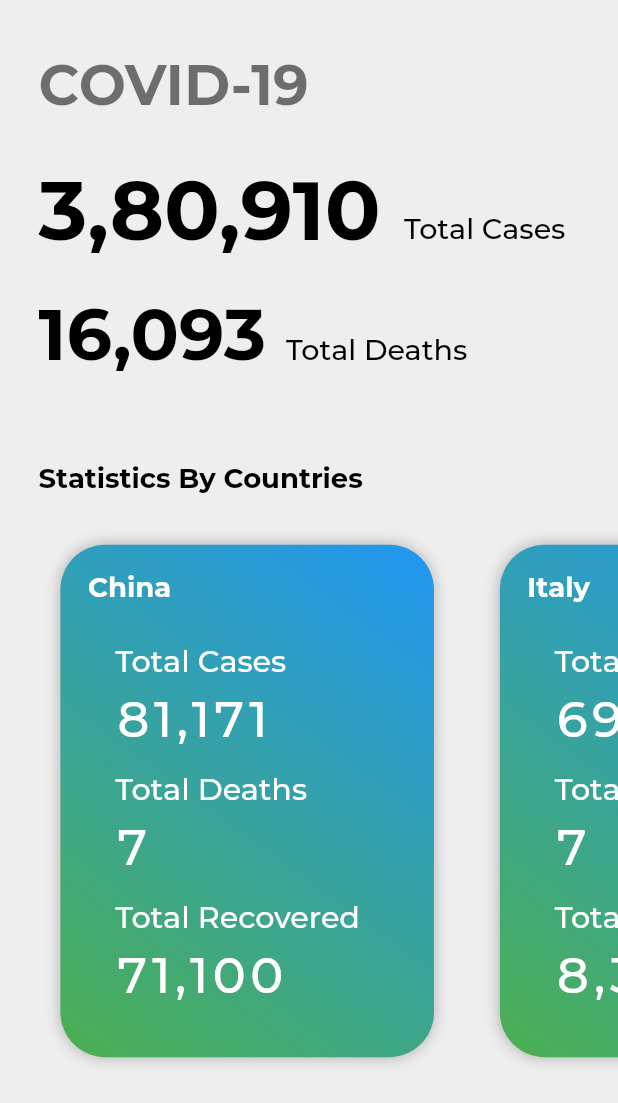
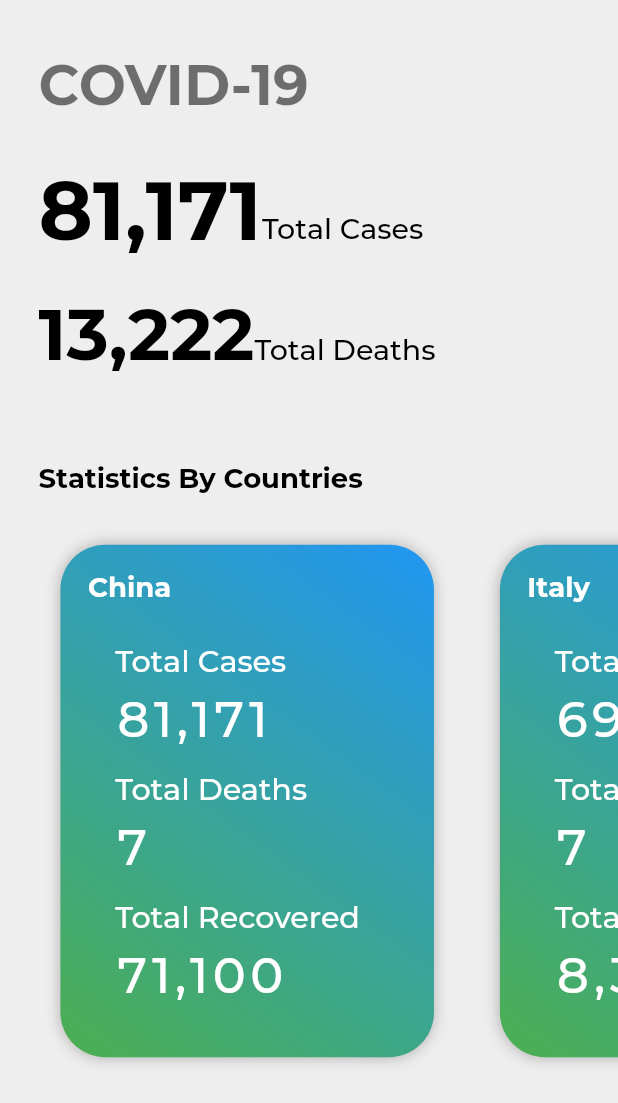
Before and after one commit to rdrahul/covidtracker, a Flutter app: the screen it shows after launch, on a phone screen of 412 x 824 dp. Shown: the top 1103 px of the screen. Run offline on Flutter 3.47's test engine with Material 2 defaults, Android fonts, the light colour scheme and no system bars; our stand-ins replace charts_flutter, flutter_screenutil; network calls fail.

Commit message:
added chart

```diff
--- a/lib/main.dart
+++ b/lib/main.dart
@@ -1,4 +1,3 @@
-
 import 'package:corona/repository/stats.repository.dart';
 import 'package:corona/utils/profileclipper.dart';
 import 'package:flutter/material.dart';
@@ -10,6 +9,7 @@ import 'components/statscard.dart';
 import 'models/stats.dart';
 
 void main() => runApp(MyApp());
+
 class MyApp extends StatelessWidget {
   // This widget is the root of your application.
   @override
@@ -20,8 +20,7 @@ class MyApp extends StatelessWidget {
         theme: ThemeData(
           primarySwatch: Colors.blue,
         ),
-      home: SafeArea( child :  MyHomePage(title: 'Flutter Demo Home Page') )
-    );
+        home: SafeArea(child: MyHomePage(title: 'CovidTracker Home Page')));
   }
 }
 
@@ -34,158 +33,196 @@ class MyHomePage extends StatefulWidget {
 }
 
 class _MyHomePageState extends State<MyHomePage> {
-  Future<List<Stats>> futureStats;
+  Future<Map<String,dynamic>> futureStats;
+  Stats totalStats;
 
   @override
   void initState() {
-    // TODO: implement initState
     super.initState();
+    futureStats = null;
     futureStats = getStats();
+    futureStats.then( (val) => {
+      setState( () => {
+        totalStats = val["total"]
+      })
+    });
   }
 
   @override
   Widget build(BuildContext context) {
-    ScreenUtil.init(context ,  width : 1125 , height : 2436 , allowFontScaling : true );
+    ScreenUtil.init(context, width: 1125, height: 2436, allowFontScaling: true);
     return Scaffold(
-      backgroundColor: Colors.grey.shade200 ,
+      backgroundColor: Colors.grey.shade200,
       body: SingleChildScrollView(
-        child : Column(
-          crossAxisAlignment:  CrossAxisAlignment.start,
-          children : <Widget>[
-            Navbar(),
-            Padding(padding : EdgeInsets.only(
-                left : ScreenUtil().setWidth(70),
-                right : ScreenUtil().setWidth(10),
-                top : ScreenUtil().setHeight(100),
-                bottom: ScreenUtil().setHeight(140)
-              ),
           child: Column(
               crossAxisAlignment: CrossAxisAlignment.start,
               children: <Widget>[
-
+            Navbar(),
             Padding(
-                  padding:  EdgeInsets.only(bottom:ScreenUtil().setHeight(40)),
-                  child: Text("COVID-19" , textAlign: TextAlign.left, style : TextStyle(fontSize: ScreenUtil().setSp(102),
+                padding: EdgeInsets.only(
+                    left: ScreenUtil().setWidth(70),
+                    right: ScreenUtil().setWidth(10),
+                    top: ScreenUtil().setHeight(100),
+                    bottom: ScreenUtil().setHeight(140)),
+                child: Column(
+                  crossAxisAlignment: CrossAxisAlignment.start,
+                  children: <Widget>[
+                    Padding(
+                      padding:
+                          EdgeInsets.only(bottom: ScreenUtil().setHeight(40)),
+                      // ---------- heading --------
+                      child: Text("COVID-19",
+                          textAlign: TextAlign.left,
+                          style: TextStyle(
+                            fontSize: ScreenUtil().setSp(102),
                             color: Colors.black54,
                             fontFamily: "Montserrat",
-                                    fontWeight: FontWeight.w700 ,)
-                  ),
-                ),
-                Padding(
-                  padding: EdgeInsets.only(top: ScreenUtil().setHeight(40),bottom : ScreenUtil().setHeight(40) ),
-
-                  child: StatsRow("3,80,910 ","Total Cases",  )
-                ),
-                Padding(
-                  padding: EdgeInsets.only(top: ScreenUtil().setHeight(20) ),
-
-                  child: StatsRow("16,093 ","Total Deaths", fontSize: 130)
+                            fontWeight: FontWeight.w700,
+                          )),
                     ),
 
-                ],)
-            ),
+                    // ---------- First Row  --------
                     Padding(
-                  padding: EdgeInsets.only(top: ScreenUtil().setHeight(20), left : ScreenUtil().setWidth(70) ),
+                        padding: EdgeInsets.only(
+                            top: ScreenUtil().setHeight(40),
+                            bottom: ScreenUtil().setHeight(40)),
+                        child: statsRow(
+                          totalStats != null ? totalStats.totalCases : "0",
+                          "Total Cases",
+                        )),
 
-                  child: StatsRow("Statistics By Countries","", fontSize: 50)
-            ),
-            SizedBox( height : ScreenUtil().setHeight(50) ),
+                    // ---------- Second Row  --------
+                    Padding(
+                        padding:
+                            EdgeInsets.only(top: ScreenUtil().setHeight(20)),
+                        child:
+                            statsRow(
+                              totalStats != null ? totalStats.totalDeaths : "0",
+                               "Total Deaths", fontSize: 130)),
+                  ],
+                )),
+            Padding(
+                padding: EdgeInsets.only(
+                    top: ScreenUtil().setHeight(20),
+                    left: ScreenUtil().setWidth(70)),
+                child: statsRow("Statistics By Countries", "", fontSize: 50)),
+            SizedBox(height: ScreenUtil().setHeight(50)),
             SizedBox(
-              height:  ScreenUtil().setHeight(1100),
-              child: FutureBuilder<List<Stats>>(
+              height: ScreenUtil().setHeight(1100),
+              child: FutureBuilder<Map<String, dynamic>>(
                 future: futureStats,
-                              builder: DisplayStats,
+                builder: displayStats,
               ),
             )
-          ]
-        )
-      ),
+          ])),
     );
   }
 
-  Widget StatsRow( String number , String title , {int fontSize = 150}){
+  Widget statsRow(String number, String title, {int fontSize = 150}) {
     return Row(
       textBaseline: TextBaseline.alphabetic,
       mainAxisAlignment: MainAxisAlignment.start,
       crossAxisAlignment: CrossAxisAlignment.baseline,
       children: <Widget>[
-                    Text(number , style : TextStyle(fontSize: ScreenUtil().setSp(fontSize),
+        Text(number,
+            style: TextStyle(
+              fontSize: ScreenUtil().setSp(fontSize),
               color: Colors.black,
               fontFamily: "Montserrat",
-                                    fontWeight: FontWeight.w700 ,)
-                    ),
-
-                  Text(title , style : TextStyle(fontSize: ScreenUtil().setSp(52),
+              fontWeight: FontWeight.w700,
+            )),
+        Text(title,
+            style: TextStyle(
+              fontSize: ScreenUtil().setSp(52),
               color: Colors.black,
               fontFamily: "Montserrat",
-                                    fontWeight: FontWeight.w500 ,)
-                  ),
+              fontWeight: FontWeight.w500,
+            )),
       ],
     );
   }
 
-  Widget Navbar(){
+  Widget Navbar() {
     return Container();
-    return Padding(padding: EdgeInsets.only(
-                top : ScreenUtil().setHeight(80),
-                left : ScreenUtil().setWidth(40),
-                right : ScreenUtil().setWidth(40)
-              ),
+    return Padding(
+      padding: EdgeInsets.only(
+          top: ScreenUtil().setHeight(80),
+          left: ScreenUtil().setWidth(40),
+          right: ScreenUtil().setWidth(40)),
       child: Row(
         mainAxisAlignment: MainAxisAlignment.spaceBetween,
         children: <Widget>[
-                                    Text("COVID-19" , textAlign: TextAlign.left, style : TextStyle(fontSize: ScreenUtil().setSp(102),
+          Text(
+            "COVID-19",
+            textAlign: TextAlign.left,
+            style: TextStyle(
+                fontSize: ScreenUtil().setSp(102),
                 color: Colors.black54,
                 fontFamily: "Montserrat",
-                                    fontWeight: FontWeight.w700 ), ),
+                fontWeight: FontWeight.w700),
+          ),
 
           // IconButton(
           //   icon : Icon(Icons.menu),
           //   onPressed: ( ){},
           // ),
-                  ClipOval (
+          ClipOval(
               clipper: ProfileClipper(),
               child: Image.asset("assets/images/corona.jpeg",
-                    width : ScreenUtil().setWidth(120),
-                    height:  ScreenUtil().setHeight(120),
-                    fit :BoxFit.cover )
-                    ),
+                  width: ScreenUtil().setWidth(120),
+                  height: ScreenUtil().setHeight(120),
+                  fit: BoxFit.cover)),
           // SizedBox(width: 30,),
-
-
         ],
       ),
     );
   }
 
-  Widget DisplayStats(context ,snapshot){
+  /**
+   * The Statistics Wrapper
+   * Supplies Data to Listview and Renders the StatsCard
+   */
+  Widget displayStats(context, snapshot) {
     if (snapshot.hasData) {
-      List<Stats> stats = snapshot.data;
+      List<Stats> stats = snapshot.data["all"];
+
+
       return ListView.builder(
-                  scrollDirection : Axis.horizontal,
-                  physics  :BouncingScrollPhysics(),
-                  itemCount: stats.length ,
-                  itemBuilder: (context , index){
+        scrollDirection: Axis.horizontal,
+        physics: BouncingScrollPhysics(),
+        itemCount: stats.length,
+        itemBuilder: (context, index) {
           Stats stat = stats[index];
           return Padding(
-                      padding : EdgeInsets.only(
-                        top : ScreenUtil().setHeight(50),
-                        left : ScreenUtil().setWidth(100)
-                      ),
-                      child: StatsCard(
-                        stats : stat ,
-                        cardNum : index
-                      ),
+            padding: EdgeInsets.only(
+                top: ScreenUtil().setHeight(50),
+                left: ScreenUtil().setWidth(100)),
+            child: StatsCard(stats: stat, cardNum: index),
           );
         },
       );
-
     } else if (snapshot.hasError) {
       return Text("${snapshot.error}");
     }
 
     // By default, show a loading spinner.
-              return CircularProgressIndicator();
+    return  SizedBox(
+      width: ScreenUtil().setHeight(50),
+      height: ScreenUtil().setWidth(50),
+      child: CircularProgressIndicator()) ;
   }
 
+  //Formats the number with commas
+  //3445456 => 3,445,456
+  String FormatNumber(String number){
+    String formatted = "";
+    int len = number.length;
+    for( var i=0;i<len;i--){
+      if ( len -i % 3 == 0){
+        formatted += ',';
       }
+      formatted += number[i];
+    }
+    return formatted;
+  }
+}
--- a/pubspec.yaml
+++ b/pubspec.yaml
@@ -25,6 +25,7 @@ dependencies:
   cupertino_icons: ^0.1.2
   flutter_screenutil: ^1.0.2
   http:
+  charts_flutter: 0.9.0
 
 dev_dependencies:
   flutter_test:
```
Also changed, not shown: lib/components/chart.dart (added, +23 -0 lines), lib/components/statscard.dart (+10 -1 lines), lib/pages/details.page.dart (added, +114 -0 lines), lib/repository/stats.repository.dart (+9 -3 lines), pubspec.lock, 4 other files. Lines whose indentation alone changed are shown as unchanged.
